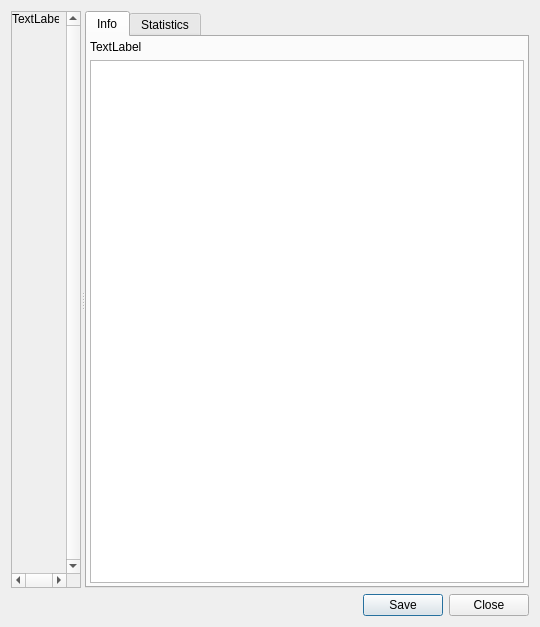
First picture: the form in src/sgi/ImagePreviewDialog.ui, repository aroth-fastprotect/sgi, before the edit.
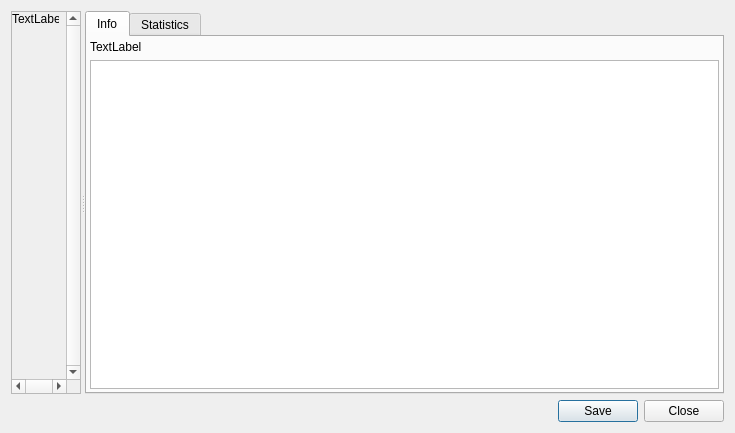
Second picture: the form after the edit.

Commit message: restore qt image preview

What changed in the file:
```diff
--- a/src/sgi/ImagePreviewDialog.ui
+++ b/src/sgi/ImagePreviewDialog.ui
@@ -6,8 +6,8 @@
    <rect>
     <x>0</x>
     <y>0</y>
-    <width>540</width>
-    <height>627</height>
+    <width>735</width>
+    <height>433</height>
    </rect>
   </property>
   <property name="windowTitle">
@@ -41,7 +41,7 @@
          <x>0</x>
          <y>0</y>
          <width>52</width>
-         <height>561</height>
+         <height>367</height>
         </rect>
        </property>
        <property name="sizePolicy">
```
The commit also changes 3 other files.
